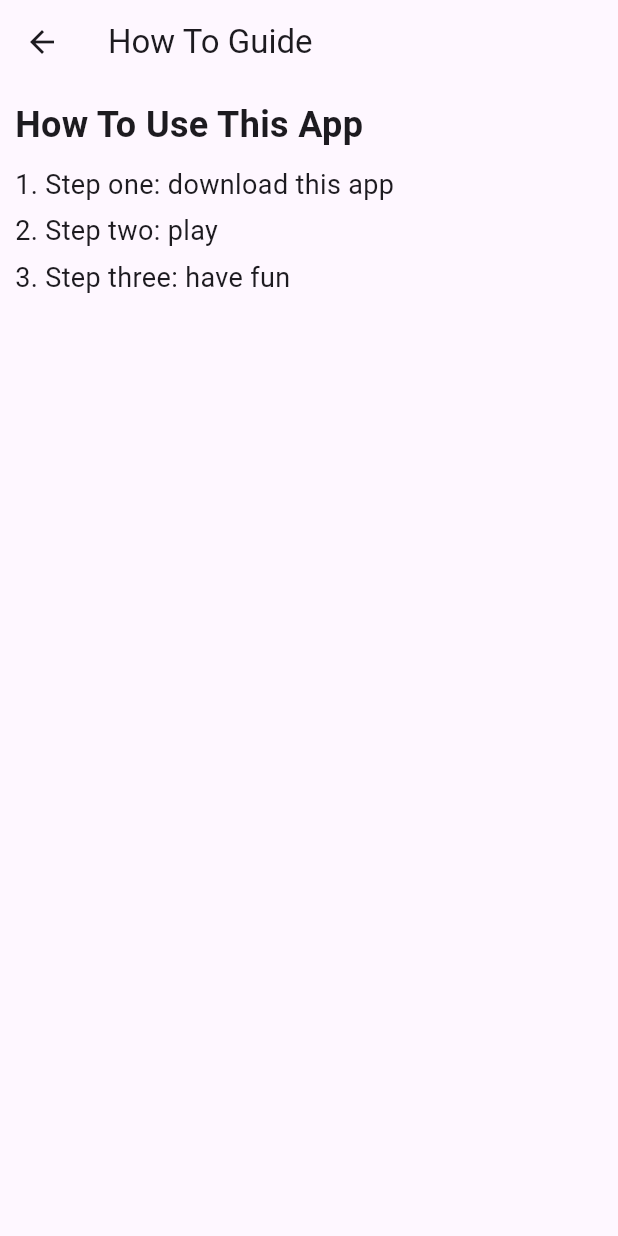
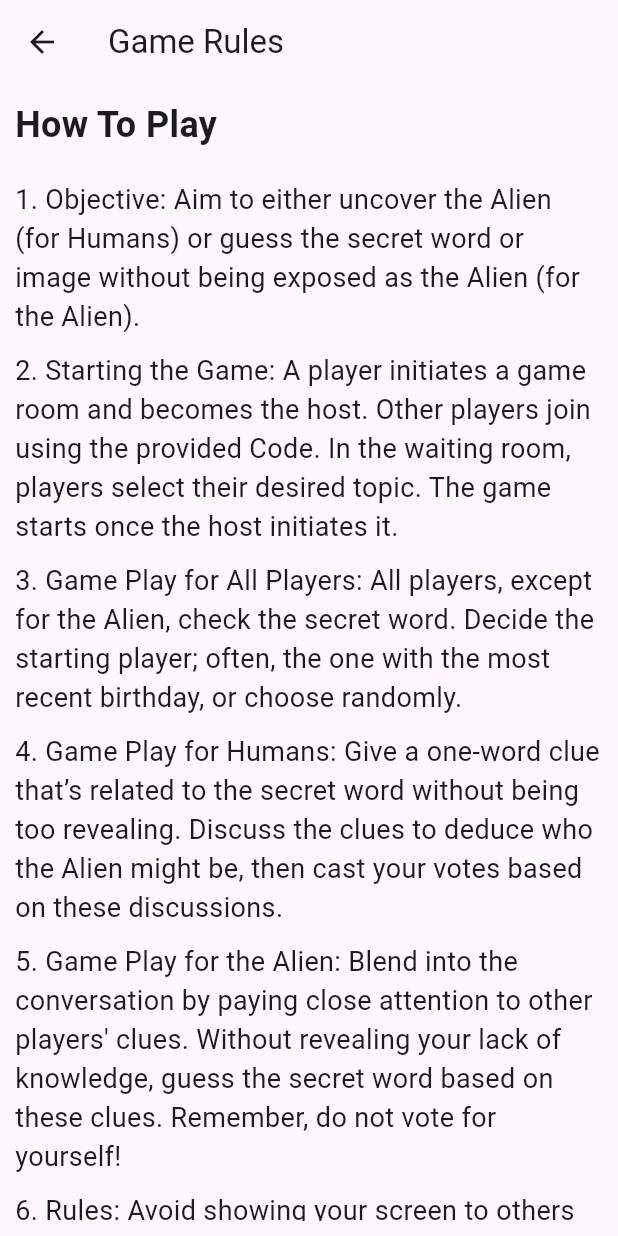
Before and after one commit to sesbusinesses/Chameleonmaxxing, a Flutter app: the HowToPage screen opened directly, on a phone screen of 412 x 824 dp. Run offline on Flutter 3.47's test engine with Material 3 defaults, Android fonts, the phone set to English and light mode, and no system bars; our stand-ins replace cloud_firestore, firebase_core, google_fonts, shared_preferences; accounts and stored records are empty.

Commit message:
how to play page done.

```diff
--- a/chameleon/lib/pages/how_to_page.dart
+++ b/chameleon/lib/pages/how_to_page.dart
@@ -7,32 +7,62 @@ class HowToPage extends StatelessWidget {
   Widget build(BuildContext context) {
     return Scaffold(
       appBar: AppBar(
-        title: const Text('How To Guide'),
+        title: const Text('Game Rules'),
       ),
       body: Padding(
         padding: const EdgeInsets.all(10.0),
         child: ListView(
           children: const <Widget>[
             Text(
-              'How To Use This App',
+              'How To Play',
               style: TextStyle(fontSize: 24, fontWeight: FontWeight.bold),
+            ),
+            SizedBox(height: 20),
+            Text(
+              '1. Objective: Aim to either uncover the Alien (for Humans) or guess the secret word or image without being exposed as the Alien (for the Alien).',
+              style: TextStyle(fontSize: 18),
             ),
             SizedBox(height: 10),
             Text(
-              '1. Step one: download this app',
+              '2. Starting the Game: A player initiates a game room and becomes the host. Other players join using the provided Code. In the waiting room, players select their desired topic. The game starts once the host initiates it.',
               style: TextStyle(fontSize: 18),
             ),
-            SizedBox(height: 5),
+            SizedBox(height: 10),
             Text(
-              '2. Step two: play',
+              '3. Game Play for All Players: All players, except for the Alien, check the secret word. Decide the starting player; often, the one with the most recent birthday, or choose randomly.',
               style: TextStyle(fontSize: 18),
             ),
-            SizedBox(height: 5),
+            SizedBox(height: 10),
             Text(
-              '3. Step three: have fun',
+              '4. Game Play for Humans: Give a one-word clue that’s related to the secret word without being too revealing. Discuss the clues to deduce who the Alien might be, then cast your votes based on these discussions.',
               style: TextStyle(fontSize: 18),
             ),
-            // Add more steps as needed
+            SizedBox(height: 10),
+            Text(
+              '5. Game Play for the Alien: Blend into the conversation by paying close attention to other players\' clues. Without revealing your lack of knowledge, guess the secret word based on these clues. Remember, do not vote for yourself!',
+              style: TextStyle(fontSize: 18),
+            ),
+            SizedBox(height: 10),
+            Text(
+              '6. Rules: Avoid showing your screen to others or looking at others’ screens. Keep the secret word and your role a mystery.',
+              style: TextStyle(fontSize: 18),
+            ),
+            SizedBox(height: 10),
+            Text(
+              '7. Winning the Game: Humans win by identifying the Alien without leaking the secret word. The Alien wins if they remain undetected or guess the secret word correctly.',
+              style: TextStyle(fontSize: 18),
+            ),
+            SizedBox(height: 10),
+            Text(
+              '8. Scoring: Alien escapes: 2 points for the Alien, none for others. Alien caught but guesses the word: 1 point for the Alien. Alien caught without guessing the word: 2 points for Humans.',
+              style: TextStyle(fontSize: 18),
+            ),
+            SizedBox(height: 10),
+            Text(
+              '9. Tips: For Humans, think creatively with your clues to avoid being obvious. For Aliens, stay composed and pretend to know the secret word.',
+              style: TextStyle(fontSize: 18),
+            ),
+            // Add more rules as needed
           ],
         ),
       ),
```
